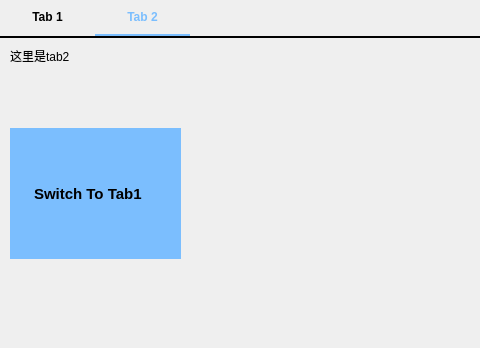
MrXnneHang/QT-Designer-Explore, file UI/click_label.ui: the form before one commit; both pictures show x 0 to 480 and y 0 to 348 of the 1070 by 577 pixel window.
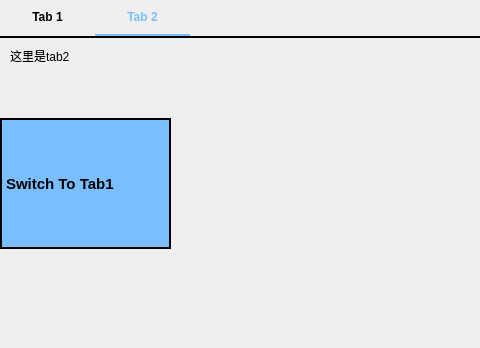
The form after the commit. The open tabs and pages were chosen to show the change.

Commit message: 完成Label的预触发

The edit to the form file:
```diff
--- a/UI/click_label.ui
+++ b/UI/click_label.ui
@@ -116,18 +116,29 @@
      <widget class="QLabel" name="t2_switch_t1_label">
       <property name="geometry">
        <rect>
-        <x>10</x>
-        <y>90</y>
+        <x>0</x>
+        <y>80</y>
         <width>171</width>
         <height>131</height>
        </rect>
       </property>
       <property name="styleSheet">
-       <string notr="true">font-family: &quot;Microsoft YaHei&quot;;
-font-size: 15px;
-font-weight: 500;
-background-color: rgba(123,190,254, 1); /* 淡蓝色 */
-padding:20px</string>
+       <string notr="true">/* 初始样式 */
+QLabel {
+    font-family: &quot;Microsoft YaHei&quot;;
+    font-size: 15px;
+    font-weight: 500;
+    background-color: rgba(123, 190, 254, 1); /* 淡蓝色 */
+    border: 2px solid rgba(0,0,0, 1); /*黑边*/
+}
+
+/* 悬停样式 */
+QLabel::hover {
+    background-color: rgba(80, 100, 150, 1); /* 深蓝色 */
+    color: rgba(220, 220, 220, 1); /* 字体颜色 */
+    border: 2px solid rgba(255,0,0, 1); /* 白色边框 */
+}
+</string>
       </property>
       <property name="text">
        <string>Switch To Tab1</string>
```
Left out of the diff: 21 changed lines with no effect on the pictures. The commit also changes 4 other files.
